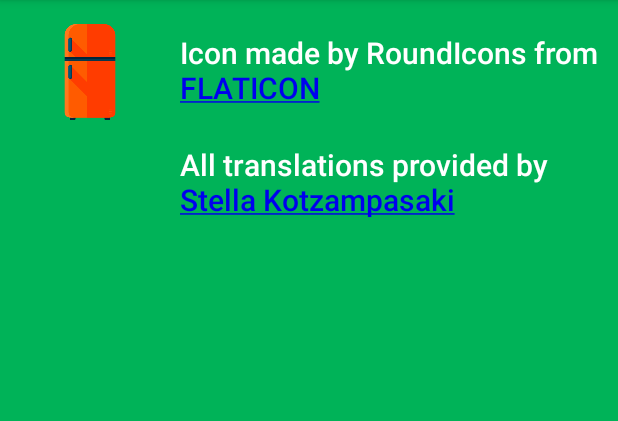
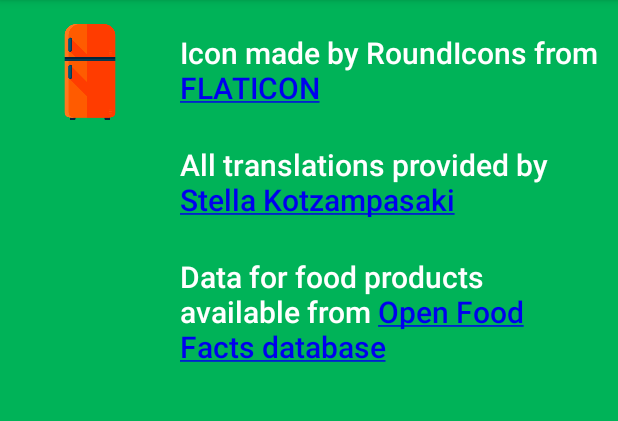
Before and after one commit to ambageo/GreenFridge, an Android app: the AboutActivity screen opened directly, with no data from a screen before it, on a phone screen of 412 x 824 dp, the part 84-505 px from its top. Run offline under Robolectric (Android 15) with nearby library versions, the phone set to English and light mode, and no system bars; our stand-ins replace AdMob.

Commit message:
Added banner ads in all activities except those with recyclerview, added credits for Open Food Facts database in AboutActivity

```diff
--- a/app/src/main/java/com/georgeampartzidis/greenfridge/AboutActivity.java
+++ b/app/src/main/java/com/georgeampartzidis/greenfridge/AboutActivity.java
@@ -10,14 +10,31 @@ import android.view.View;
 import android.widget.TextView;
 import androidx.appcompat.widget.Toolbar;
 
+import com.google.android.gms.ads.AdRequest;
+import com.google.android.gms.ads.AdView;
+import com.google.android.gms.ads.MobileAds;
+import com.google.android.gms.ads.initialization.InitializationStatus;
+import com.google.android.gms.ads.initialization.OnInitializationCompleteListener;
+
 public class AboutActivity extends AppCompatActivity {
 
     private Toolbar mToolbar;
+    private AdView adView;
 
     @Override
     protected void onCreate(Bundle savedInstanceState) {
         super.onCreate(savedInstanceState);
         setContentView(R.layout.activity_about);
+        MobileAds.initialize(this, new OnInitializationCompleteListener() {
+            @Override
+            public void onInitializationComplete(InitializationStatus initializationStatus) {
+
+            }
+        });
+
+        adView = findViewById(R.id.adView);
+        AdRequest adRequest = new AdRequest.Builder().build();
+        adView.loadAd(adRequest);
 
         // Enable the links inside the TextViews to be able to be clicked on
         TextView iconLinkTextView = findViewById(R.id.tv_icon_link);
@@ -25,6 +42,9 @@ public class AboutActivity extends AppCompatActivity {
 
         TextView translationLinkTextView = findViewById(R.id.tv_translation_credits);
         translationLinkTextView.setMovementMethod(LinkMovementMethod.getInstance());
+
+        TextView foodProductsLinkTextView = findViewById(R.id.tv_product_data_credits);
+        foodProductsLinkTextView.setMovementMethod(LinkMovementMethod.getInstance());
 
         mToolbar = findViewById(R.id.toolbar);
         setSupportActionBar(mToolbar);
--- a/app/src/main/res/layout/activity_about.xml
+++ b/app/src/main/res/layout/activity_about.xml
@@ -47,4 +47,28 @@
         app:layout_constraintEnd_toEndOf="@id/tv_icon_link"
         app:layout_constraintTop_toBottomOf="@id/tv_icon_link"/>
 
+    <TextView
+        android:id="@+id/tv_product_data_credits"
+        android:layout_width="0dp"
+        android:layout_height="wrap_content"
+        android:layout_marginTop="24dp"
+        android:layout_marginEnd="8dp"
+        android:textAppearance="@style/TextAppearance.AppCompat.Title"
+        android:text="@string/product_data_credits"
+        app:layout_constraintStart_toStartOf="@id/tv_icon_link"
+        app:layout_constraintEnd_toEndOf="@id/tv_icon_link"
+        app:layout_constraintTop_toBottomOf="@id/tv_translation_credits"/>
+
+    <com.google.android.gms.ads.AdView
+        xmlns:ads="http://schemas.android.com/apk/res-auto"
+        android:id="@+id/adView"
+        android:layout_width="wrap_content"
+        android:layout_height="wrap_content"
+        android:layout_centerHorizontal='true'
+        app:layout_constraintBottom_toBottomOf="parent"
+        app:layout_constraintStart_toStartOf="parent"
+        app:layout_constraintEnd_toEndOf="parent"
+        ads:adSize="BANNER"
+        ads:adUnitId="@string/ad_unit_id"/>
+
 </androidx.constraintlayout.widget.ConstraintLayout>
--- a/app/src/main/res/values/strings.xml
+++ b/app/src/main/res/values/strings.xml
@@ -16,6 +16,8 @@
         <a href="https://www.flaticon.com/">FLATICON</a></string>
     <string name="translation_credits">All translations provided by
         <a href="https://www.linkedin.com/in/stella-kotzampasaki/">Stella Kotzampasaki</a></string>
+    <string name="product_data_credits">Data for food products available from
+        <a href="https://world.openfoodfacts.org/data">Open Food Facts database</a></string>
 
     <!-- Strings used for the Alert Dialogs-->
     <string name="alert_dialog_title">Delete Product</string>
@@ -36,4 +38,7 @@
     <string name="scan">Scan</string>
     <string name="product_name">Product name</string>
     <string name="add_to_list">Add to list</string>
+
+    <string name="test_ad_unit_id">ca-app-pub-3940256099942544/6300978111</string>
+    <string name="ad_unit_id">ca-app-pub-6270104843193223/9649025660</string>
 </resources>
```
Also changed, not shown: app/src/main/java/com/georgeampartzidis/greenfridge/AddProductActivity.java (+17 -2 lines), app/src/main/java/com/georgeampartzidis/greenfridge/AddProductToListActivity.java (+17 -0 lines), app/src/main/java/com/georgeampartzidis/greenfridge/MainActivity.java (+7 -0 lines), app/src/main/res/layout-land/activity_main.xml (+15 -2 lines), app/src/main/res/layout-sw600dp-land/activity_main.xml (+13 -0 lines), app/src/main/res/layout-sw600dp/activity_main.xml (+12 -0 lines), app/src/main/res/layout/activity_add_product.xml (+11 -1 lines), app/src/main/res/layout/activity_add_product_to_list.xml (+11 -0 lines), app/src/main/res/layout/activity_main.xml (+13 -1 lines), 248 other files.
